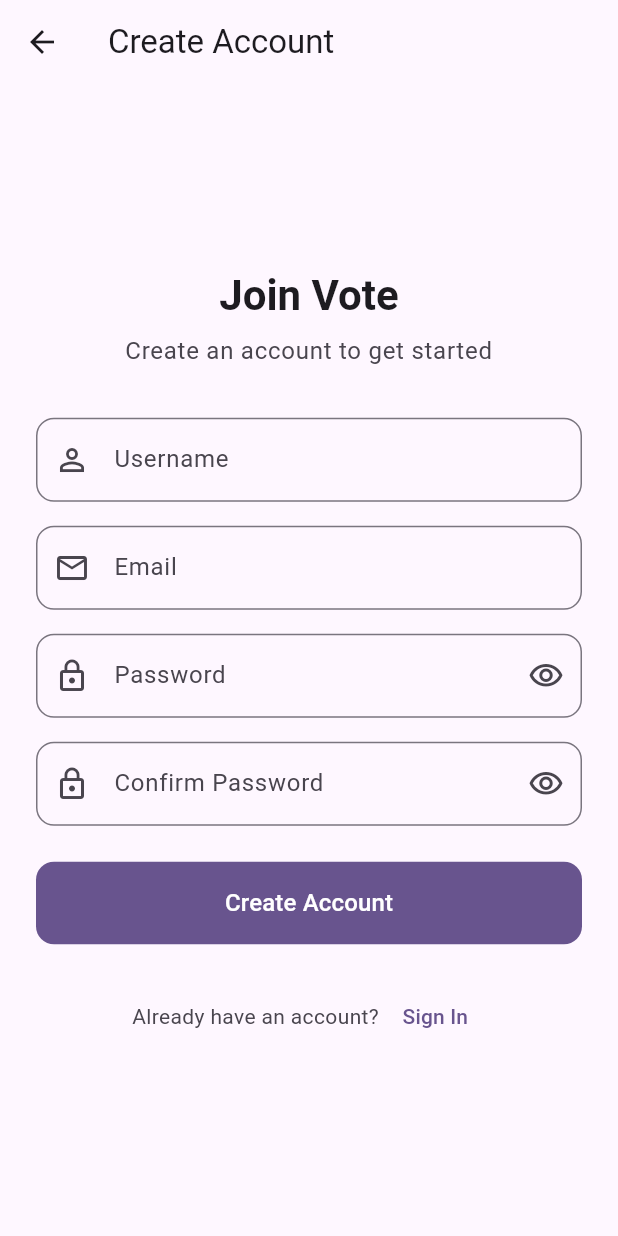
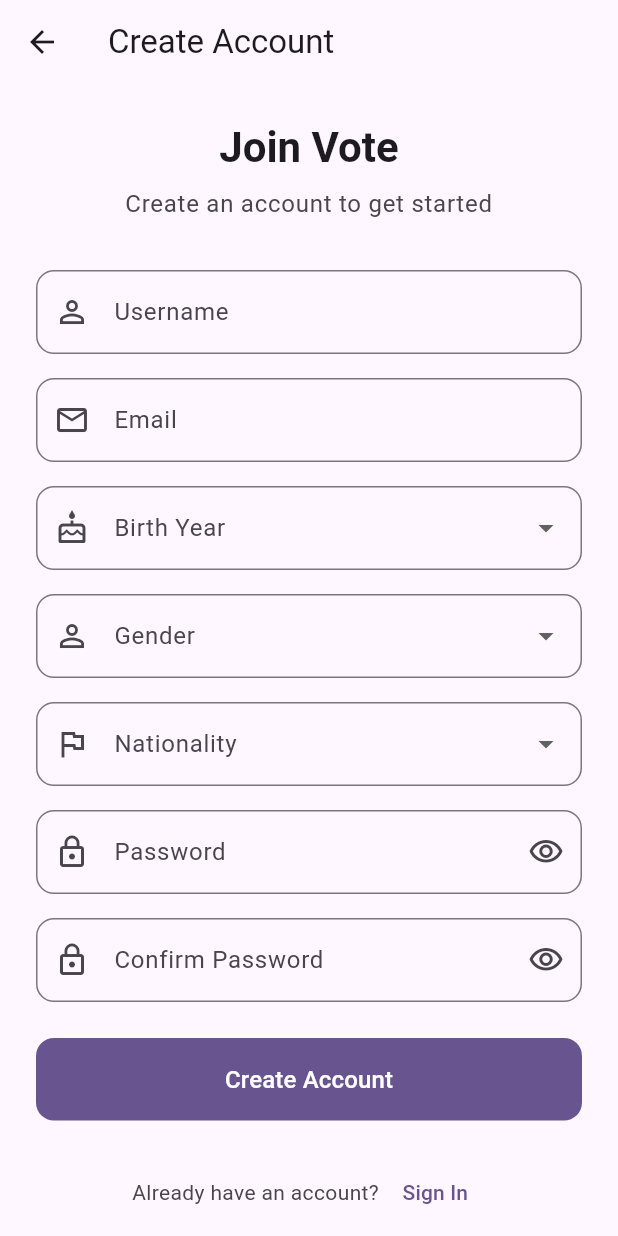
Before and after one commit to cpp977/vote, a Flutter app: the RegisterPage screen opened directly, on a phone screen of 412 x 824 dp. Run offline on Flutter 3.47's test engine with Material 3 defaults, Android fonts, the phone set to English and light mode, and no system bars; our stand-ins replace shared_preferences; accounts and stored records are empty.

Commit message:
feat(registration): add birth year, gender, and nationality fields
Add optional birth year dropdown, gender selection (male/female/diverse),
and nationality dropdown with an "Other" free-text option to the
registration form. Update RegisterRequest and User models accordingly.

🤖 Generated with [ECA](https://eca.dev) (openrouter/openrouter/owl-alpha)

Co-Authored-By: eca-agent <git@eca.dev>

```diff
--- a/lib/controllers/auth_controller.dart
+++ b/lib/controllers/auth_controller.dart
@@ -58,6 +58,9 @@ class AuthController extends ChangeNotifier {
     required String username,
     required String email,
     required String password,
+    int? birthYear,
+    String? gender,
+    String? nationality,
   }) async {
     _setLoading(true);
     _clearError();
@@ -67,6 +70,9 @@ class AuthController extends ChangeNotifier {
         username: username,
         email: email,
         password: password,
+        birthYear: birthYear,
+        gender: gender,
+        nationality: nationality,
       );
 
       await _authService.register(request);
--- a/lib/models/auth_models.dart
+++ b/lib/models/auth_models.dart
@@ -6,17 +6,26 @@ class RegisterRequest {
   final String username;
   final String email;
   final String password;
+  final int? birthYear;
+  final String? gender;
+  final String? nationality;
 
   const RegisterRequest({
     required this.username,
     required this.email,
     required this.password,
+    this.birthYear,
+    this.gender,
+    this.nationality,
   });
 
   Map<String, dynamic> toJson() => {
         'username': username,
         'email': email,
         'password': password,
+        if (birthYear != null) 'birth_year': birthYear,
+        if (gender != null) 'gender': gender,
+        if (nationality != null) 'nationality': nationality,
       };
 }
 
@@ -81,11 +90,17 @@ class User {
   final int id;
   final String username;
   final String email;
+  final int? birthYear;
+  final String? gender;
+  final String? nationality;
 
   const User({
     required this.id,
     required this.username,
     required this.email,
+    this.birthYear,
+    this.gender,
+    this.nationality,
   });
 
   factory User.fromJson(Map<String, dynamic> json) {
@@ -93,6 +108,9 @@ class User {
       id: json['id'] as int,
       username: json['username'] as String? ?? '',
       email: json['email'] as String? ?? '',
+      birthYear: json['birth_year'] as int?,
+      gender: json['gender'] as String?,
+      nationality: json['nationality'] as String?,
     );
   }
 }
--- a/lib/pages/register_page.dart
+++ b/lib/pages/register_page.dart
@@ -16,8 +16,50 @@ class _RegisterPageState extends State<RegisterPage> {
   final _emailController = TextEditingController();
   final _passwordController = TextEditingController();
   final _confirmPasswordController = TextEditingController();
+  final _otherNationalityController = TextEditingController();
+  int? _birthYear;
+  String? _gender;
+  String? _nationality;
   bool _obscurePassword = true;
   bool _obscureConfirmPassword = true;
+
+  static const List<String> _nationalities = [
+    'Austrian',
+    'Belgian',
+    'British',
+    'Bulgarian',
+    'Croatian',
+    'Cypriot',
+    'Czech',
+    'Danish',
+    'Dutch',
+    'Estonian',
+    'Finnish',
+    'French',
+    'German',
+    'Greek',
+    'Hungarian',
+    'Irish',
+    'Italian',
+    'Latvian',
+    'Lithuanian',
+    'Luxembourgish',
+    'Maltese',
+    'Polish',
+    'Portuguese',
+    'Romanian',
+    'Slovak',
+    'Slovenian',
+    'Spanish',
+    'Swedish',
+    'Swiss',
+    'Other',
+  ];
+
+  static List<int> get _birthYears {
+    final currentYear = DateTime.now().year;
+    return List.generate(100, (i) => currentYear - i);
+  }
 
   @override
   void dispose() {
@@ -25,17 +67,25 @@ class _RegisterPageState extends State<RegisterPage> {
     _emailController.dispose();
     _passwordController.dispose();
     _confirmPasswordController.dispose();
+    _otherNationalityController.dispose();
     super.dispose();
   }
 
   Future<void> _handleRegister() async {
     if (!_formKey.currentState!.validate()) return;
 
+    final nationality = _nationality == 'Other'
+        ? _otherNationalityController.text.trim()
+        : _nationality;
+
     final authController = context.read<AuthController>();
     final success = await authController.register(
       username: _usernameController.text.trim(),
       email: _emailController.text.trim(),
       password: _passwordController.text,
+      birthYear: _birthYear,
+      gender: _gender,
+      nationality: nationality?.isEmpty ?? true ? null : nationality,
     );
 
     if (success && mounted) {
@@ -78,17 +128,17 @@ class _RegisterPageState extends State<RegisterPage> {
                   Text(
                     'Join Vote',
                     style: Theme.of(context).textTheme.headlineMedium?.copyWith(
-                          fontWeight: FontWeight.bold,
-                          color: colorScheme.onSurface,
-                        ),
+                      fontWeight: FontWeight.bold,
+                      color: colorScheme.onSurface,
+                    ),
                     textAlign: TextAlign.center,
                   ),
                   const SizedBox(height: 8),
                   Text(
                     'Create an account to get started',
                     style: Theme.of(context).textTheme.bodyLarge?.copyWith(
-                          color: colorScheme.onSurfaceVariant,
-                        ),
+                      color: colorScheme.onSurfaceVariant,
+                    ),
                     textAlign: TextAlign.center,
                   ),
                   const SizedBox(height: 32),
@@ -138,13 +188,105 @@ class _RegisterPageState extends State<RegisterPage> {
                             if (value == null || value.trim().isEmpty) {
                               return 'Please enter your email';
                             }
-                            if (!RegExp(r'^[\w-\.]+@([\w-]+\.)+[\w-]{2,4}$')
-                                .hasMatch(value.trim())) {
+                            if (!RegExp(
+                              r'^[\w-\.]+@([\w-]+\.)+[\w-]{2,4}$',
+                            ).hasMatch(value.trim())) {
                               return 'Please enter a valid email';
                             }
                             return null;
                           },
                         ),
+                        const SizedBox(height: 16),
+
+                        // Birth year field
+                        DropdownButtonFormField<int>(
+                          value: _birthYear,
+                          decoration: InputDecoration(
+                            labelText: 'Birth Year',
+                            prefixIcon: const Icon(Icons.cake_outlined),
+                            border: OutlineInputBorder(
+                              borderRadius: BorderRadius.circular(12),
+                            ),
+                          ),
+                          items: _birthYears
+                              .map((year) => DropdownMenuItem(
+                                    value: year,
+                                    child: Text(year.toString()),
+                                  ))
+                              .toList(),
+                          onChanged: (value) {
+                            setState(() {
+                              _birthYear = value;
+                            });
+                          },
+                        ),
+                        const SizedBox(height: 16),
+
+                        // Gender field
+                        DropdownButtonFormField<String>(
+                          value: _gender,
+                          decoration: InputDecoration(
+                            labelText: 'Gender',
+                            prefixIcon: const Icon(Icons.person_outline),
+                            border: OutlineInputBorder(
+                              borderRadius: BorderRadius.circular(12),
+                            ),
+                          ),
+                          items: const [
+                            DropdownMenuItem(value: 'm', child: Text('Male')),
+                            DropdownMenuItem(value: 'w', child: Text('Female')),
+                            DropdownMenuItem(
+                              value: 'd',
+                              child: Text('Diverse'),
+                            ),
+                          ],
+                          onChanged: (value) {
+                            setState(() {
+                              _gender = value;
+                            });
+                          },
+                        ),
+                        const SizedBox(height: 16),
+
+                        // Nationality field
+                        DropdownButtonFormField<String>(
+                          value: _nationality,
+                          decoration: InputDecoration(
+                            labelText: 'Nationality',
+                            prefixIcon: const Icon(Icons.flag_outlined),
+                            border: OutlineInputBorder(
+                              borderRadius: BorderRadius.circular(12),
+                            ),
+                          ),
+                          items: _nationalities
+                              .map((n) => DropdownMenuItem(
+                                    value: n,
+                                    child: Text(n),
+                                  ))
+                              .toList(),
+                          onChanged: (value) {
+                            setState(() {
+                              _nationality = value;
+                              if (value != 'Other') {
+                                _otherNationalityController.clear();
+                              }
+                            });
+                          },
+                        ),
+                        if (_nationality == 'Other') ...[
+                          const SizedBox(height: 16),
+                          TextFormField(
+                            controller: _otherNationalityController,
+                            decoration: InputDecoration(
+                              labelText: 'Please specify',
+                              prefixIcon: const Icon(Icons.edit_outlined),
+                              border: OutlineInputBorder(
+                                borderRadius: BorderRadius.circular(12),
+                              ),
+                            ),
+                            textInputAction: TextInputAction.next,
+                          ),
+                        ],
                         const SizedBox(height: 16),
 
                         // Password field
@@ -198,7 +340,8 @@ class _RegisterPageState extends State<RegisterPage> {
                               ),
                               onPressed: () {
                                 setState(() {
-                                  _obscureConfirmPassword = !_obscureConfirmPassword;
+                                  _obscureConfirmPassword =
+                                      !_obscureConfirmPassword;
                                 });
                               },
                             ),
@@ -260,9 +403,13 @@ class _RegisterPageState extends State<RegisterPage> {
                         Consumer<AuthController>(
                           builder: (context, auth, _) {
                             return FilledButton(
-                              onPressed: auth.isLoading ? null : _handleRegister,
+                              onPressed: auth.isLoading
+                                  ? null
+                                  : _handleRegister,
                               style: FilledButton.styleFrom(
-                                padding: const EdgeInsets.symmetric(vertical: 16),
+                                padding: const EdgeInsets.symmetric(
+                                  vertical: 16,
+                                ),
                                 shape: RoundedRectangleBorder(
                                   borderRadius: BorderRadius.circular(12),
                                 ),
```
